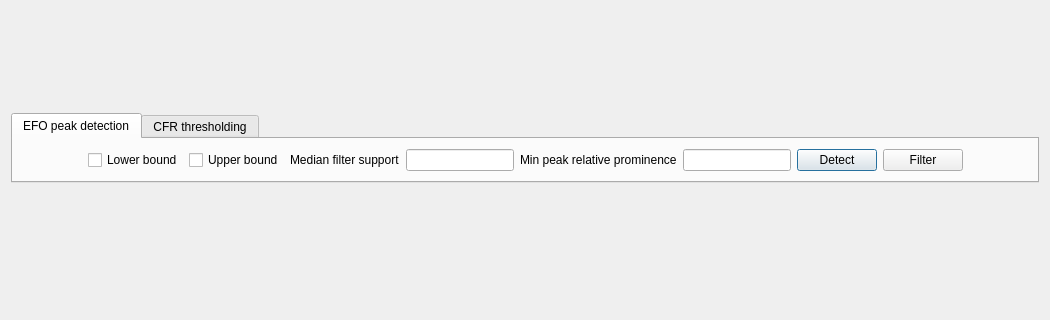
Qt form pyminflux/ui/analyzer.ui (bsse-scf/pyMINFLUX) before a commit; both pictures show x 0 to 1050 and y 124 to 444 of the 1050 by 800 pixel window.
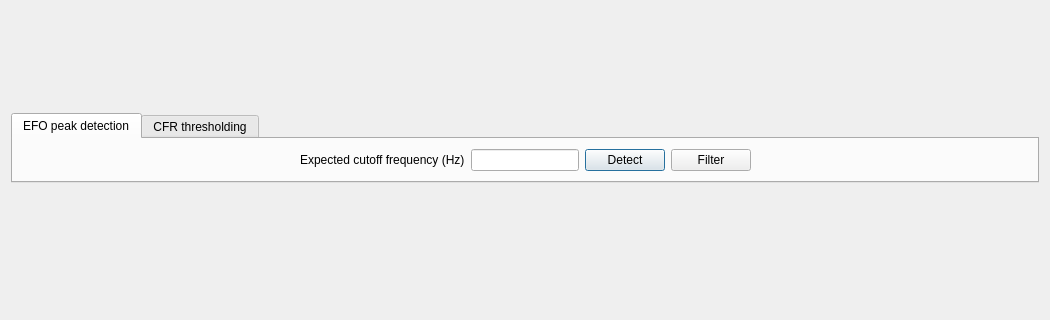
The same form after that commit.

Commit message:
Replace current EFO peak detection with cutoff frequency close to user-defined position.
Refs #49

```diff
--- a/pyminflux/ui/analyzer.ui
+++ b/pyminflux/ui/analyzer.ui
@@ -71,41 +71,15 @@
         </spacer>
        </item>
        <item>
-        <widget class="QCheckBox" name="checkEFOLowerThreshold">
+        <widget class="QLabel" name="lbEFOExpectedCutoff">
          <property name="sizePolicy">
-          <sizepolicy hsizetype="Minimum" vsizetype="Fixed">
-           <horstretch>0</horstretch>
-           <verstretch>0</verstretch>
-          </sizepolicy>
-         </property>
-         <property name="text">
-          <string>Lower bound</string>
-         </property>
-        </widget>
-       </item>
-       <item>
-        <widget class="QCheckBox" name="checkEFOUpperThreshold">
-         <property name="sizePolicy">
-          <sizepolicy hsizetype="Minimum" vsizetype="Fixed">
-           <horstretch>0</horstretch>
-           <verstretch>0</verstretch>
-          </sizepolicy>
-         </property>
-         <property name="text">
-          <string>Upper bound</string>
-         </property>
-        </widget>
-       </item>
-       <item>
-        <widget class="QLabel" name="lbEFOMedianFilterSupport">
-         <property name="sizePolicy">
           <sizepolicy hsizetype="Preferred" vsizetype="Fixed">
            <horstretch>0</horstretch>
            <verstretch>0</verstretch>
           </sizepolicy>
          </property>
          <property name="text">
-          <string>Median filter support</string>
+          <string>Expected cutoff frequency (Hz)</string>
          </property>
         </widget>
        </item>
@@ -123,33 +97,7 @@
         </widget>
        </item>
        <item>
-        <widget class="QLabel" name="lbEFOMinRelativeProminence">
-         <property name="sizePolicy">
-          <sizepolicy hsizetype="Preferred" vsizetype="Fixed">
-           <horstretch>0</horstretch>
-           <verstretch>0</verstretch>
-          </sizepolicy>
-         </property>
-         <property name="text">
-          <string>Min peak relative prominence</string>
-         </property>
-        </widget>
-       </item>
-       <item>
-        <widget class="QLineEdit" name="leEFOMinRelativeProminence">
-         <property name="sizePolicy">
-          <sizepolicy hsizetype="Preferred" vsizetype="Fixed">
-           <horstretch>0</horstretch>
-           <verstretch>0</verstretch>
-          </sizepolicy>
-         </property>
-         <property name="text">
-          <string/>
-         </property>
-        </widget>
-       </item>
-       <item>
-        <widget class="QPushButton" name="pbEFORunAutoPeakDetection">
+        <widget class="QPushButton" name="pbDetectCutoffFrequency">
          <property name="sizePolicy">
           <sizepolicy hsizetype="Preferred" vsizetype="Fixed">
            <horstretch>0</horstretch>
```
Left out of the diff: 2 changed lines with no effect on the pictures. The commit also changes 6 other files.
